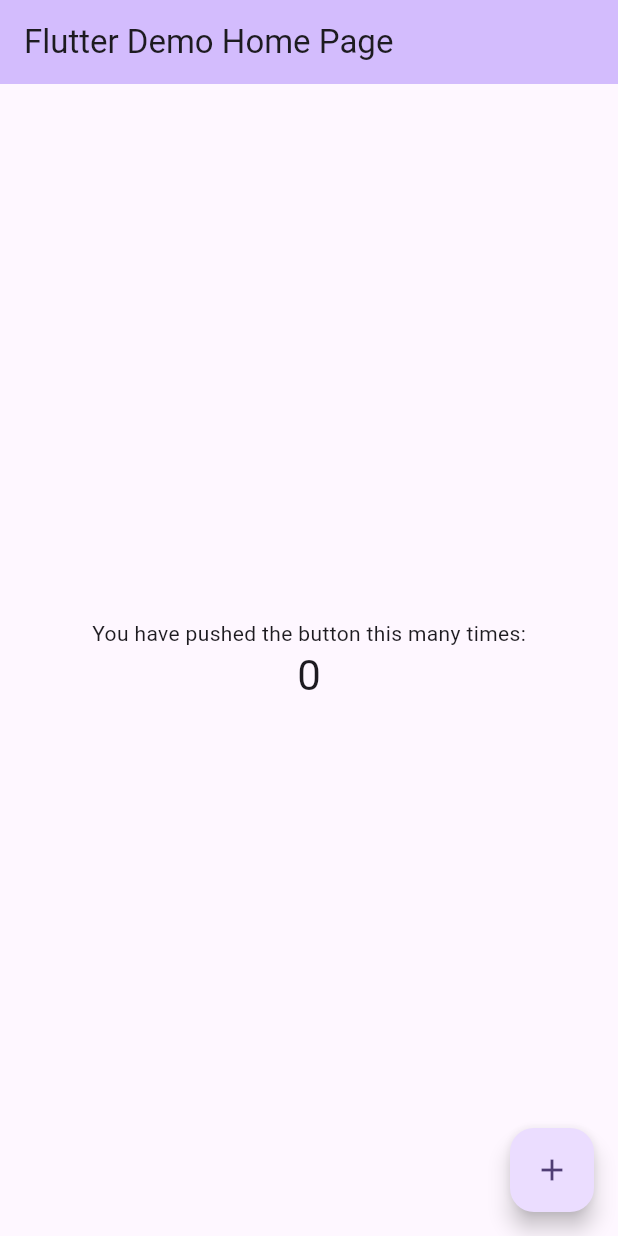
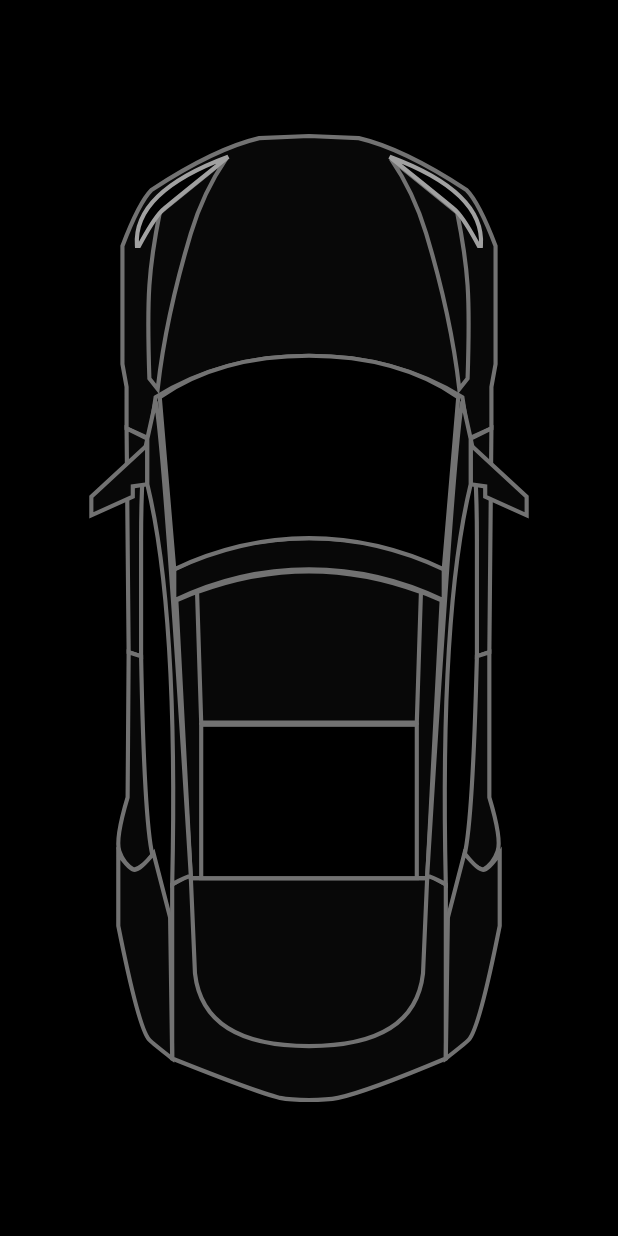
Before and after one commit to AhmedEl-Shamy/Car-Control-App, a Flutter app: the screen it shows after launch, on a phone screen of 412 x 824 dp. Run offline on Flutter 3.47's test engine with Material 3 defaults, Android fonts, the light colour scheme and no system bars; our stand-ins replace flutter_svg.

Commit message:
add home page

```diff
--- /dev/null
+++ b/lib/core/utlis/app_assets.dart
@@ -0,0 +1,56 @@
+// ignore_for_file: prefer_single_quotes
+class AppAssets {
+  AppAssets._();
+
+  /// Assets for kIconsBattery
+  /// assets/icons/Battery.svg
+  static const String kIconsBattery = "assets/icons/Battery.svg";
+
+  /// Assets for kIconsCar
+  /// assets/icons/Car.svg
+  static const String kIconsCar = "assets/icons/Car.svg";
+
+  /// Assets for kIconsCharge
+  /// assets/icons/Charge.svg
+  static const String kIconsCharge = "assets/icons/Charge.svg";
+
+  /// Assets for kIconsCoolShape
+  /// assets/icons/coolShape.svg
+  static const String kIconsCoolShape = "assets/icons/coolShape.svg";
+
+  /// Assets for kIconsDoorLock
+  /// assets/icons/door_lock.svg
+  static const String kIconsDoorLock = "assets/icons/door_lock.svg";
+
+  /// Assets for kIconsDoorUnlock
+  /// assets/icons/door_unlock.svg
+  static const String kIconsDoorUnlock = "assets/icons/door_unlock.svg";
+
+  /// Assets for kIconsFLTyre
+  /// assets/icons/FL_Tyre.svg
+  static const String kIconsFLTyre = "assets/icons/FL_Tyre.svg";
+
+  /// Assets for kIconsHeatShape
+  /// assets/icons/heatShape.svg
+  static const String kIconsHeatShape = "assets/icons/heatShape.svg";
+
+  /// Assets for kIconsLock
+  /// assets/icons/Lock.svg
+  static const String kIconsLock = "assets/icons/Lock.svg";
+
+  /// Assets for kIconsTemp
+  /// assets/icons/Temp.svg
+  static const String kIconsTemp = "assets/icons/Temp.svg";
+
+  /// Assets for kIconsTyre
+  /// assets/icons/Tyre.svg
+  static const String kIconsTyre = "assets/icons/Tyre.svg";
+
+  /// Assets for kImagesCoolGlow2
+  /// assets/images/Cool_glow_2.png
+  static const String kImagesCoolGlow2 = "assets/images/Cool_glow_2.png";
+
+  /// Assets for kImagesHotGlow4
+  /// assets/images/Hot_glow_4.png
+  static const String kImagesHotGlow4 = "assets/images/Hot_glow_4.png";
+}
--- /dev/null
+++ b/lib/core/utlis/constants.dart
@@ -0,0 +1,8 @@
+import 'package:flutter/material.dart';
+
+abstract class Constants {
+  static const double kDefaultPading = 16.0;
+  static const Duration kDefaultDuration = Duration(milliseconds: 300);
+  static const Color kPrimaryColor = Color(0xFF53F9FF);
+  static const Color kRedColor = Color(0xFFFF5368);
+  }
--- /dev/null
+++ b/lib/features/home/presentation/pages/home_page.dart
@@ -0,0 +1,12 @@
+import 'package:car_control_app/features/home/presentation/widgets/home_page_body.dart';
+import 'package:flutter/material.dart';
+
+
+class HomePage extends StatelessWidget {
+  const HomePage({super.key});
+
+  @override
+  Widget build(BuildContext context) {
+    return Scaffold(body: HomePageBody());
+  }
+}
--- /dev/null
+++ b/lib/features/home/presentation/widgets/car_image_widget.dart
@@ -0,0 +1,18 @@
+import 'package:flutter/material.dart';
+import 'package:flutter_svg/flutter_svg.dart';
+
+import '../../../../core/utlis/app_assets.dart';
+
+class CarImageWidget extends StatelessWidget {
+  const CarImageWidget({super.key, required this.constraints});
+
+  final BoxConstraints constraints;
+
+  @override
+  Widget build(BuildContext context) {
+    return Padding(
+      padding: EdgeInsets.symmetric(vertical: constraints.maxHeight * 0.1),
+      child: SvgPicture.asset(AppAssets.kIconsCar, width: double.infinity),
+    );
+  }
+}
--- /dev/null
+++ b/lib/features/home/presentation/widgets/home_page_body.dart
@@ -0,0 +1,18 @@
+import 'package:flutter/material.dart';
+
+import 'car_image_widget.dart';
+
+class HomePageBody extends StatelessWidget {
+  const HomePageBody({super.key});
+
+  @override
+  Widget build(BuildContext context) {
+    return SafeArea(
+      child: LayoutBuilder(
+        builder: (context, constraints) {
+          return Stack(children: [CarImageWidget(constraints: constraints)]);
+        },
+      ),
+    );
+  }
+}
--- a/lib/main.dart
+++ b/lib/main.dart
@@ -1,122 +1,24 @@
+import 'package:car_control_app/features/home/presentation/pages/home_page.dart';
 import 'package:flutter/material.dart';
 
 void main() {
-  runApp(const MyApp());
+  runApp(CarControlApp());
 }
 
-class MyApp extends StatelessWidget {
-  const MyApp({super.key});
+class CarControlApp extends StatelessWidget {
+  const CarControlApp({super.key});
 
-  // This widget is the root of your application.
   @override
   Widget build(BuildContext context) {
     return MaterialApp(
-      title: 'Flutter Demo',
+      title: 'Car Control App',
       theme: ThemeData(
-        // This is the theme of your application.
-        //
-        // TRY THIS: Try running your application with "flutter run". You'll see
-        // the application has a purple toolbar. Then, without quitting the app,
-        // try changing the seedColor in the colorScheme below to Colors.green
-        // and then invoke "hot reload" (save your changes or press the "hot
-        // reload" button in a Flutter-supported IDE, or press "r" if you used
-        // the command line to start the app).
-        //
-        // Notice that the counter didn't reset back to zero; the application
-        // state is not lost during the reload. To reset the state, use hot
-        // restart instead.
-        //
-        // This works for code too, not just values: Most code changes can be
-        // tested with just a hot reload.
-        colorScheme: ColorScheme.fromSeed(seedColor: Colors.deepPurple),
+        brightness: Brightness.dark,
+        scaffoldBackgroundColor: Colors.black,
+        primarySwatch: Colors.blue,
+        visualDensity: VisualDensity.adaptivePlatformDensity,
       ),
-      home: const MyHomePage(title: 'Flutter Demo Home Page'),
+      home: HomePage(),
     );
   }
 }
-
-class MyHomePage extends StatefulWidget {
-  const MyHomePage({super.key, required this.title});
-
-  // This widget is the home page of your application. It is stateful, meaning
-  // that it has a State object (defined below) that contains fields that affect
-  // how it looks.
-
-  // This class is the configuration for the state. It holds the values (in this
-  // case the title) provided by the parent (in this case the App widget) and
-  // used by the build method of the State. Fields in a Widget subclass are
-  // always marked "final".
-
-  final String title;
-
-  @override
-  State<MyHomePage> createState() => _MyHomePageState();
-}
-
-class _MyHomePageState extends State<MyHomePage> {
-  int _counter = 0;
-
-  void _incrementCounter() {
-    setState(() {
-      // This call to setState tells the Flutter framework that something has
-      // changed in this State, which causes it to rerun the build method below
-      // so that the display can reflect the updated values. If we changed
-      // _counter without calling setState(), then the build method would not be
-      // called again, and so nothing would appear to happen.
-      _counter++;
-    });
-  }
-
-  @override
-  Widget build(BuildContext context) {
-    // This method is rerun every time setState is called, for instance as done
-    // by the _incrementCounter method above.
-    //
-    // The Flutter framework has been optimized to make rerunning build methods
-    // fast, so that you can just rebuild anything that needs updating rather
-    // than having to individually change instances of widgets.
-    return Scaffold(
-      appBar: AppBar(
-        // TRY THIS: Try changing the color here to a specific color (to
-        // Colors.amber, perhaps?) and trigger a hot reload to see the AppBar
-        // change color while the other colors stay the same.
-        backgroundColor: Theme.of(context).colorScheme.inversePrimary,
-        // Here we take the value from the MyHomePage object that was created by
-        // the App.build method, and use it to set our appbar title.
-        title: Text(widget.title),
-      ),
-      body: Center(
-        // Center is a layout widget. It takes a single child and positions it
-        // in the middle of the parent.
-        child: Column(
-          // Column is also a layout widget. It takes a list of children and
-          // arranges them vertically. By default, it sizes itself to fit its
-          // children horizontally, and tries to be as tall as its parent.
-          //
-          // Column has various properties to control how it sizes itself and
-          // how it positions its children. Here we use mainAxisAlignment to
-          // center the children vertically; the main axis here is the vertical
-          // axis because Columns are vertical (the cross axis would be
-          // horizontal).
-          //
-          // TRY THIS: Invoke "debug painting" (choose the "Toggle Debug Paint"
-          // action in the IDE, or press "p" in the console), to see the
-          // wireframe for each widget.
-          mainAxisAlignment: MainAxisAlignment.center,
-          children: <Widget>[
-            const Text('You have pushed the button this many times:'),
-            Text(
-              '$_counter',
-              style: Theme.of(context).textTheme.headlineMedium,
-            ),
-          ],
-        ),
-      ),
-      floatingActionButton: FloatingActionButton(
-        onPressed: _incrementCounter,
-        tooltip: 'Increment',
-        child: const Icon(Icons.add),
-      ), // This trailing comma makes auto-formatting nicer for build methods.
-    );
-  }
-}
```
Also changed, not shown: pubspec.yaml (+8 -0 lines).
